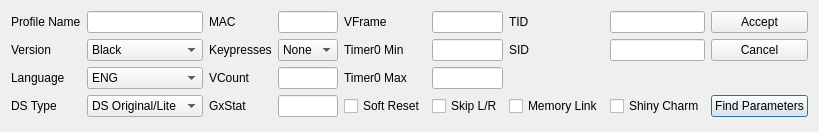
Admiral-Fish/PokeFinder, file Form/Gen5/Profile/ProfileEditor5.ui: the form before one commit.
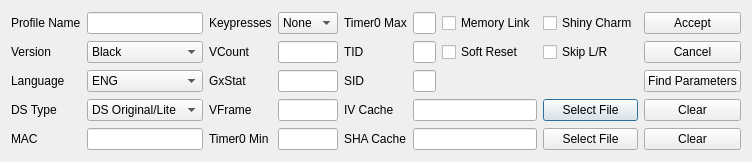
The form after the commit. Custom widgets are drawn as their Qt base class.

Commit message: IV Cache improvements

```diff
--- a/Form/Gen5/Profile/ProfileEditor5.ui
+++ b/Form/Gen5/Profile/ProfileEditor5.ui
@@ -6,8 +6,8 @@
    <rect>
     <x>0</x>
     <y>0</y>
-    <width>788</width>
-    <height>132</height>
+    <width>752</width>
+    <height>162</height>
    </rect>
   </property>
   <property name="windowTitle">
@@ -127,24 +127,24 @@
      </item>
     </widget>
    </item>
-   <item row="0" column="2">
+   <item row="4" column="0">
     <widget class="QLabel" name="labelMAC">
      <property name="text">
       <string>MAC</string>
      </property>
     </widget>
    </item>
-   <item row="0" column="3">
+   <item row="4" column="1">
     <widget class="TextBox" name="textBoxMAC"/>
    </item>
-   <item row="1" column="2">
+   <item row="0" column="2">
     <widget class="QLabel" name="labelKeypresses">
      <property name="text">
       <string>Keypresses</string>
      </property>
     </widget>
    </item>
-   <item row="1" column="3">
+   <item row="0" column="3">
     <widget class="CheckList" name="comboBoxKeypresses">
      <item>
       <property name="text">
@@ -193,108 +193,157 @@
      </item>
     </widget>
    </item>
-   <item row="2" column="2">
+   <item row="1" column="2">
     <widget class="QLabel" name="labelVCount">
      <property name="text">
       <string>VCount</string>
      </property>
     </widget>
    </item>
-   <item row="2" column="3">
+   <item row="1" column="3">
     <widget class="TextBox" name="textBoxVCount"/>
    </item>
-   <item row="3" column="2">
+   <item row="2" column="2">
     <widget class="QLabel" name="labelGxStat">
      <property name="text">
       <string>GxStat</string>
      </property>
     </widget>
    </item>
-   <item row="3" column="3">
+   <item row="2" column="3">
     <widget class="TextBox" name="textBoxGxStat"/>
    </item>
-   <item row="0" column="4">
+   <item row="3" column="2">
     <widget class="QLabel" name="labelVFrame">
      <property name="text">
       <string>VFrame</string>
      </property>
     </widget>
    </item>
-   <item row="0" column="5">
+   <item row="3" column="3">
     <widget class="TextBox" name="textBoxVFrame"/>
    </item>
-   <item row="1" column="4">
+   <item row="4" column="2">
     <widget class="QLabel" name="labelTimer0Min">
      <property name="text">
       <string>Timer0 Min</string>
      </property>
     </widget>
    </item>
-   <item row="1" column="5">
+   <item row="4" column="3">
     <widget class="TextBox" name="textBoxTimer0Min"/>
    </item>
-   <item row="2" column="4">
+   <item row="0" column="4">
     <widget class="QLabel" name="labelTimer0Max">
      <property name="text">
       <string>Timer0 Max</string>
      </property>
     </widget>
    </item>
-   <item row="2" column="5">
+   <item row="0" column="5">
     <widget class="TextBox" name="textBoxTimer0Max"/>
    </item>
-   <item row="0" column="6">
+   <item row="1" column="4">
     <widget class="QLabel" name="labelTID">
      <property name="text">
       <string>TID</string>
      </property>
     </widget>
    </item>
-   <item row="0" column="7">
+   <item row="1" column="5">
     <widget class="TextBox" name="textBoxTID"/>
    </item>
-   <item row="1" column="6">
+   <item row="2" column="4">
     <widget class="QLabel" name="labelSID">
      <property name="text">
       <string>SID</string>
      </property>
     </widget>
    </item>
-   <item row="1" column="7">
+   <item row="2" column="5">
     <widget class="TextBox" name="textBoxSID"/>
    </item>
    <item row="3" column="4">
-    <widget class="QCheckBox" name="checkBoxSoftReset">
+    <widget class="QLabel" name="labelIVCache">
      <property name="text">
-      <string>Soft Reset</string>
+      <string>IV Cache</string>
      </property>
     </widget>
    </item>
-   <item row="3" column="5">
-    <widget class="QCheckBox" name="checkBoxSkipLR">
+   <item row="3" column="5" colspan="2">
+    <widget class="QLineEdit" name="lineEditIVCache">
+     <property name="readOnly">
+      <bool>true</bool>
+     </property>
+    </widget>
+   </item>
+   <item row="3" column="7">
+    <widget class="QPushButton" name="pushButtonSelectIVCache">
      <property name="text">
-      <string>Skip L/R</string>
+      <string>Select File</string>
      </property>
     </widget>
    </item>
-   <item row="3" column="6">
+   <item row="3" column="8">
+    <widget class="QPushButton" name="pushButtonClearIVCache">
+     <property name="text">
+      <string>Clear</string>
+     </property>
+    </widget>
+   </item>
+   <item row="4" column="4">
+    <widget class="QLabel" name="labelSHACache">
+     <property name="text">
+      <string>SHA Cache</string>
+     </property>
+    </widget>
+   </item>
+   <item row="4" column="5" colspan="2">
+    <widget class="QLineEdit" name="lineEditSHACache">
+     <property name="readOnly">
+      <bool>true</bool>
+     </property>
+    </widget>
+   </item>
+   <item row="4" column="7">
+    <widget class="QPushButton" name="pushButtonSelectSHACache">
+     <property name="text">
+      <string>Select File</string>
+     </property>
+    </widget>
+   </item>
+   <item row="4" column="8">
+    <widget class="QPushButton" name="pushButtonClearSHACache">
+     <property name="text">
+      <string>Clear</string>
+     </property>
+    </widget>
+   </item>
+   <item row="0" column="6">
     <widget class="QCheckBox" name="checkBoxMemoryLink">
      <property name="text">
       <string>Memory Link</string>
      </property>
     </widget>
    </item>
-   <item row="3" column="7">
+   <item row="1" column="6">
+    <widget class="QCheckBox" name="checkBoxSoftReset">
+     <property name="text">
+      <string>Soft Reset</string>
+     </property>
+    </widget>
+   </item>
+   <item row="0" column="7">
     <widget class="QCheckBox" name="checkBoxShinyCharm">
      <property name="text">
       <string>Shiny Charm</string>
      </property>
     </widget>
    </item>
-   <item row="3" column="8">
-    <widget class="QPushButton" name="pushButtonFindParameters">
+   <item row="1" column="7">
+    <widget class="QCheckBox" name="checkBoxSkipLR">
      <property name="text">
-      <string>Find Parameters</string>
+      <string>Skip L/R</string>
      </property>
     </widget>
    </item>
@@ -312,6 +361,13 @@
      </property>
     </widget>
    </item>
+   <item row="2" column="8">
+    <widget class="QPushButton" name="pushButtonFindParameters">
+     <property name="text">
+      <string>Find Parameters</string>
+     </property>
+    </widget>
+   </item>
   </layout>
  </widget>
  <customwidgets>
```
Left out of the diff: 28 changed lines with no effect on the pictures. The commit also changes 58 other files.
